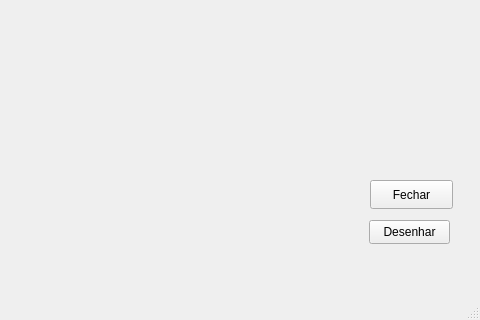
rafaelprn/computer-graphics-project, file mainwindow.ui: the form before one commit; both pictures show x 320 to 800 and y 280 to 600 of the 800 by 600 pixel window.
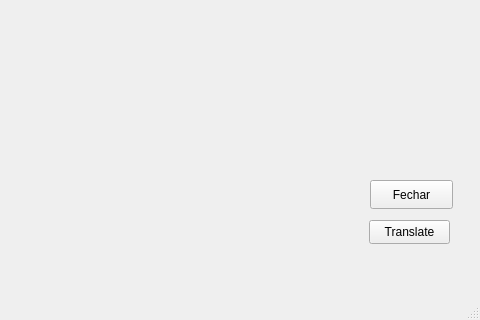
The form after the commit.

Commit message: feat: trying to do the translate button

Patch:
```diff
--- a/mainwindow.ui
+++ b/mainwindow.ui
@@ -24,7 +24,7 @@
      </rect>
     </property>
     <property name="text">
-     <string>Desenhar</string>
+     <string>Translate</string>
     </property>
    </widget>
    <widget class="QPushButton" name="pushButton">
```
Left out of the diff: 4 changed lines with no effect on the pictures. The commit also changes 2 other files.
